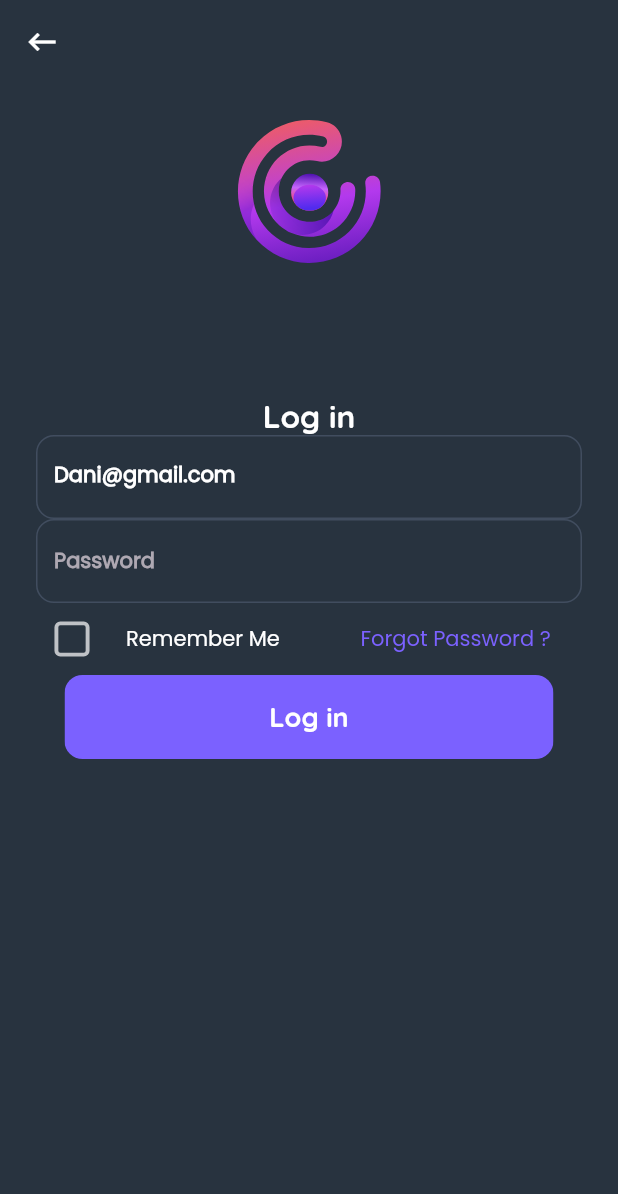
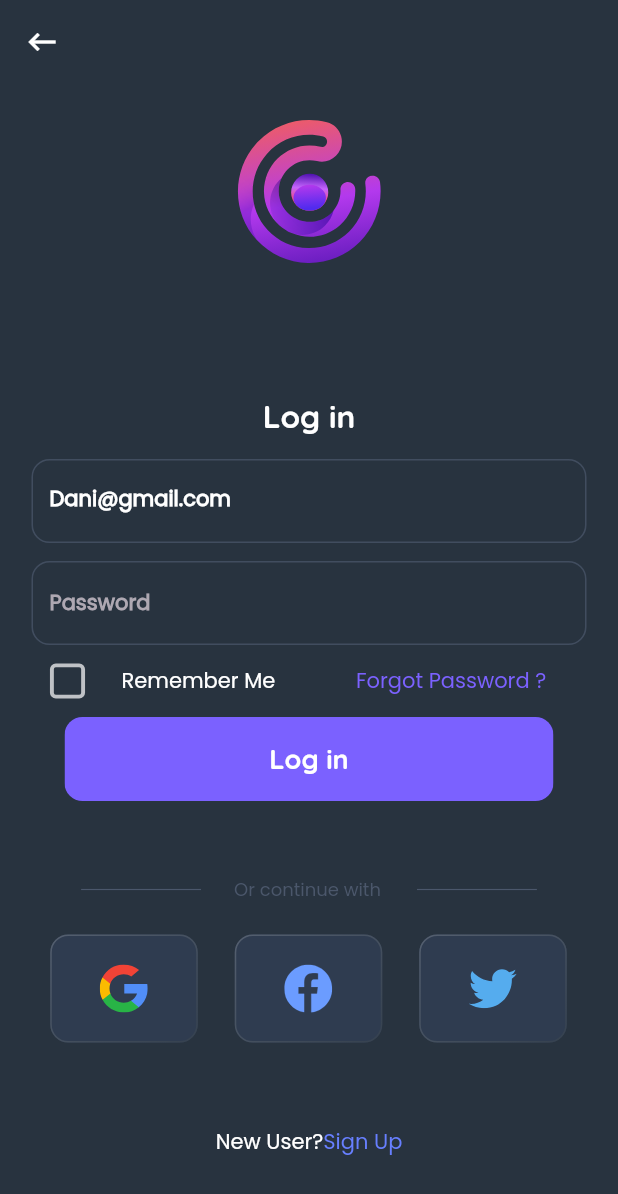
Before and after one commit to alsakniahmad51/run_run, a Flutter app: the LoginView screen opened by its route, on a phone screen of 412 x 824 dp. Shown: the top 1194 px of the screen. Run offline on Flutter 3.47's test engine with Material 2 defaults, Android fonts, the phone set to English and light mode, and no system bars; our stand-ins replace flutter_svg, go_router, introduction_screen.

Commit message:
login page Done

```diff
--- a/lib/core/utils/images/images.dart
+++ b/lib/core/utils/images/images.dart
@@ -3,4 +3,8 @@ abstract class ImagePath {
   static const String run = "assets/images/run.svg";
   static const String login = "assets/images/log_in.svg";
   static const String password = "assets/images/password.svg";
+  static const String lin = "assets/images/line.svg";
+  static const String google = "assets/images/google_logo.svg";
+  static const String face = "assets/images/face_logo.svg";
+  static const String twietter = "assets/images/twietter_logo.svg";
 }
--- /dev/null
+++ b/lib/features/log_in/presentation/widgets/divider.dart
@@ -0,0 +1,37 @@
+import 'package:flutter/material.dart';
+import 'package:flutter_svg/svg.dart';
+import 'package:running_app/core/utils/images/images.dart';
+
+class CustomDivider extends StatelessWidget {
+  const CustomDivider({
+    super.key,
+  });
+
+  @override
+  Widget build(BuildContext context) {
+    return Row(
+      mainAxisAlignment: MainAxisAlignment.center,
+      children: [
+        Padding(
+          padding: const EdgeInsets.only(left: 0, top: 40),
+          child: SvgPicture.asset(ImagePath.lin),
+        ),
+        const Padding(
+          padding: EdgeInsets.only(top: 40, left: 22),
+          child: Text(
+            "Or continue with",
+            style: TextStyle(
+              fontFamily: "Poppins",
+              fontSize: 12,
+              color: Color(0xff4B576B),
+            ),
+          ),
+        ),
+        Padding(
+          padding: const EdgeInsets.only(left: 24, top: 40),
+          child: SvgPicture.asset(ImagePath.lin),
+        ),
+      ],
+    );
+  }
+}
--- a/lib/features/log_in/presentation/widgets/log_in_view_body.dart
+++ b/lib/features/log_in/presentation/widgets/log_in_view_body.dart
@@ -1,8 +1,11 @@
 import 'package:flutter/material.dart';
+import 'package:flutter_svg/svg.dart';
+import 'package:running_app/core/utils/images/images.dart';
 import 'package:running_app/core/utils/styles.dart';
 import 'package:running_app/features/Get_started/presentation/widgets/custom_button.dart';
 import 'package:running_app/features/log_in/presentation/widgets/check.dart';
 import 'package:running_app/features/log_in/presentation/widgets/custom_text_field.dart';
+import 'package:running_app/features/log_in/presentation/widgets/divider.dart';
 import 'package:running_app/features/log_in/presentation/widgets/log_in_image.dart';
 import 'package:running_app/features/log_in/presentation/widgets/log_in_text.dart';
 import 'package:running_app/features/log_in/presentation/widgets/password_field.dart';
@@ -14,15 +17,21 @@ class LoginViewBody extends StatelessWidget {
   Widget build(BuildContext context) {
     return SingleChildScrollView(
       child: Padding(
-        padding: const EdgeInsets.symmetric(horizontal: 24),
+        padding: const EdgeInsets.symmetric(horizontal: 21),
         child: Column(
           children: [
             const LoginImage(),
             const LoginText(),
+            const SizedBox(
+              height: 16,
+            ),
             CustomTextField(
               hintText: "Dani@gmail.com",
               hintStyle: Styles.textStyle14
                   .copyWith(color: Colors.white, fontWeight: FontWeight.w600),
+            ),
+            const SizedBox(
+              height: 12,
             ),
             const PasswordField(),
             Row(
@@ -51,7 +60,40 @@ class LoginViewBody extends StatelessWidget {
               textButton: "Log in",
               minWidth: 326,
             ),
-            Row()
+            const SizedBox(
+              height: 10,
+            ),
+            const CustomDivider(),
+            const SizedBox(
+              height: 13,
+            ),
+            Row(
+              mainAxisAlignment: MainAxisAlignment.center,
+              children: [
+                SvgPicture.asset(
+                  ImagePath.google,
+                ),
+                SvgPicture.asset(ImagePath.face),
+                SvgPicture.asset(ImagePath.twietter),
+              ],
+            ),
+            const SizedBox(
+              height: 40,
+            ),
+            Row(
+              mainAxisAlignment: MainAxisAlignment.center,
+              children: [
+                Text(
+                  "New User?",
+                  style: Styles.textStyle14.copyWith(color: Colors.white),
+                ),
+                Text(
+                  "Sign Up",
+                  style: Styles.textStyle14
+                      .copyWith(color: const Color(0xff677FFF)),
+                )
+              ],
+            )
           ],
         ),
       ),
```
Also changed, not shown: assets/images/face_logo.svg (added), assets/images/google_logo.svg (added), assets/images/line.svg (added), assets/images/twietter_logo.svg (added).
